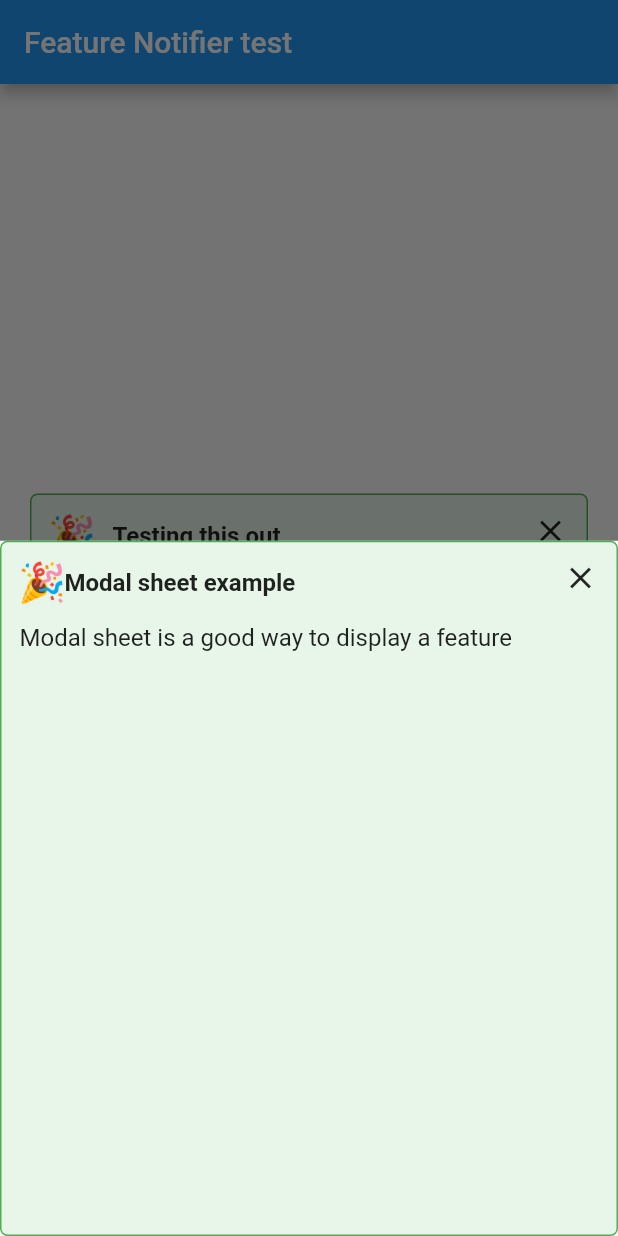
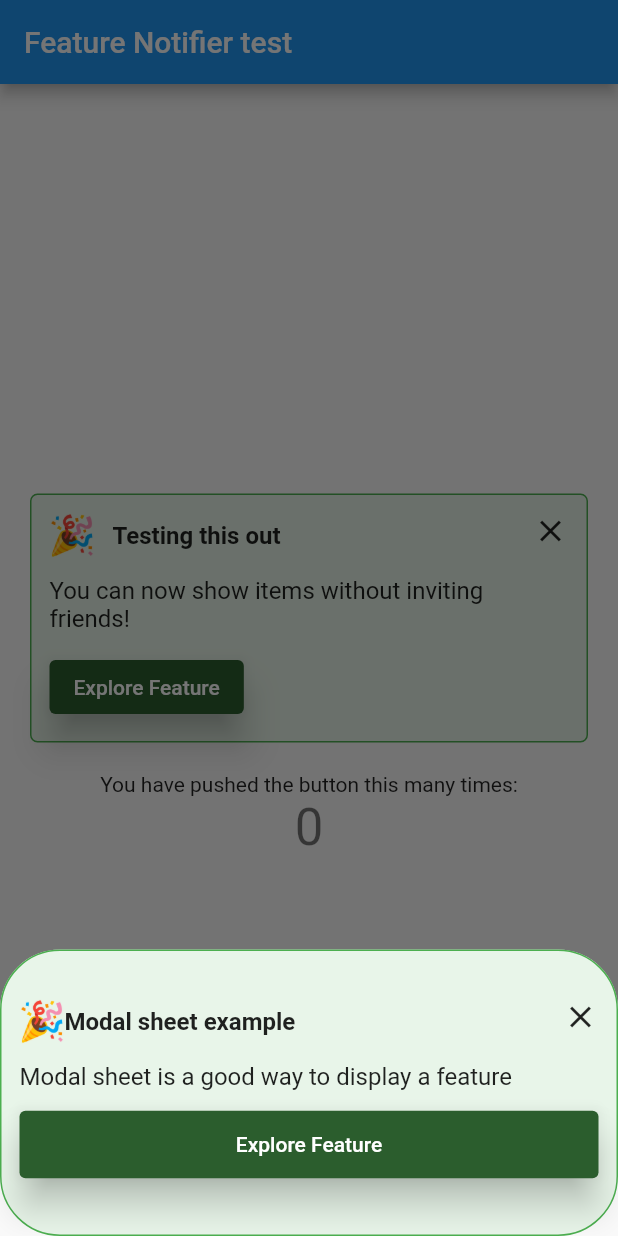
Before and after one commit to fiizzy/Feature-Notifier, a Flutter app: the screen it shows after launch, on a phone screen of 412 x 824 dp. Run offline on Flutter 3.47's test engine with Material 2 defaults, Android fonts, the phone set to English and light mode, and no system bars; our stand-ins replace get_storage.

Commit message:
chore: add bottom modal sheet

```diff
--- a/lib/main.dart
+++ b/lib/main.dart
@@ -41,12 +41,15 @@ class _MyHomePageState extends State<MyHomePage> {
     WidgetsBinding.instance.addPostFrameCallback((_) {
       // do something
       print("Build Completed");
-      FeatureBottomModalSheetNotifier.featureBottomModalSheetNotifier(context,
-          title: "Modal sheet example",
-          description: "Modal sheet is a good way to display a feature",
-          onClose: () {},
-          featureKey: 2,
-          onTapCard: () {});
+      FeatureBottomModalSheetNotifier.featureBottomModalSheetNotifier(
+        context,
+        title: "Modal sheet example",
+        description: "Modal sheet is a good way to display a feature",
+        onClose: () {},
+        featureKey: 2,
+        onTapCard: () {},
+        hasButton: true,
+      );
     });
   }
 
--- a/lib/widgets/notifiers/bottom_modal_sheet_notifier/bottom_modal_sheet_notifier.dart
+++ b/lib/widgets/notifiers/bottom_modal_sheet_notifier/bottom_modal_sheet_notifier.dart
@@ -25,34 +25,37 @@ class FeatureBottomModalSheetNotifier {
       hasButton,
       showIcon,
       buttonBackgroundColor}) {
-    showModalBottomSheet(
+    !FeatureNotifierStorage.read(featureKey)
+        ? showModalBottomSheet(
+            shape: const RoundedRectangleBorder(
+              borderRadius: BorderRadius.vertical(
+                top: Radius.circular(40),
+              ),
+            ),
             context: context,
             builder: (context) {
-          return !FeatureNotifierStorage.read(featureKey)
-              ? LayoutBuilder(builder: (context, constraint) {
+              return LayoutBuilder(builder: (context, constraint) {
                 return Container(
-                      padding: EdgeInsets.all(12),
+                  padding: EdgeInsets.fromLTRB(12, 32, 12, 36),
                   decoration: BoxDecoration(
-                          color: Colors.green[50],
+                      color: backgroundColor ?? Colors.green[50],
                       border: Border.all(width: 1, color: Colors.green),
-                          borderRadius: BorderRadius.all(Radius.circular(5))),
-                      child: Center(
+                      borderRadius: BorderRadius.all(Radius.circular(40))),
                   child: Column(
                     crossAxisAlignment: CrossAxisAlignment.start,
+                    mainAxisSize: MainAxisSize.min,
                     children: [
                       Padding(
                         padding: const EdgeInsets.only(bottom: 12.0),
                         child: Row(
-                                  mainAxisAlignment:
-                                      MainAxisAlignment.spaceBetween,
+                            mainAxisAlignment: MainAxisAlignment.spaceBetween,
                             crossAxisAlignment: CrossAxisAlignment.start,
                             children: [
                               Row(
                                 children: [
                                   Padding(
                                     padding: EdgeInsets.only(
-                                              right:
-                                                  (showIcon ?? false ? 12 : 0)),
+                                        right: (showIcon ?? false ? 12 : 0)),
                                     child: selectIcon(
                                       showIcon: showIcon,
                                       icon: icon,
@@ -94,25 +97,31 @@ class FeatureBottomModalSheetNotifier {
                                 onPressed: onTapButton,
                                 style: ButtonStyle(
                                   elevation:
-                                            MaterialStateProperty.all<double>(
-                                                10),
+                                      MaterialStateProperty.all<double>(10),
                                   backgroundColor:
                                       MaterialStateProperty.all<Color?>(
                                     buttonBackgroundColor ??
-                                              const Color.fromARGB(
-                                                  255, 43, 93, 45),
+                                        const Color.fromARGB(255, 43, 93, 45),
                                   ),
                                   foregroundColor:
                                       MaterialStateProperty.all<Color?>(
                                     buttonTextColor ?? Colors.white,
                                   ),
                                 ),
+                                child: SizedBox(
+                                  width: constraint.maxWidth,
+                                  height: 45,
+                                  child: Center(
                                     child: Text(
                                       buttonText == null
                                           ? "Explore Feature"
                                           : buttonText!,
+                                      textAlign: TextAlign.center,
                                       style: TextStyle(
+                                        textBaseline: TextBaseline.alphabetic,
                                         fontSize: buttonTextFontSize,
+                                      ),
+                                    ),
                                   ),
                                 ),
                               )
@@ -120,9 +129,9 @@ class FeatureBottomModalSheetNotifier {
                       )
                     ],
                   ),
-                      ));
+                );
+              });
             })
-              : Container();
-        });
+        : null;
   }
 }
```
Lines whose indentation alone changed are shown as unchanged.
